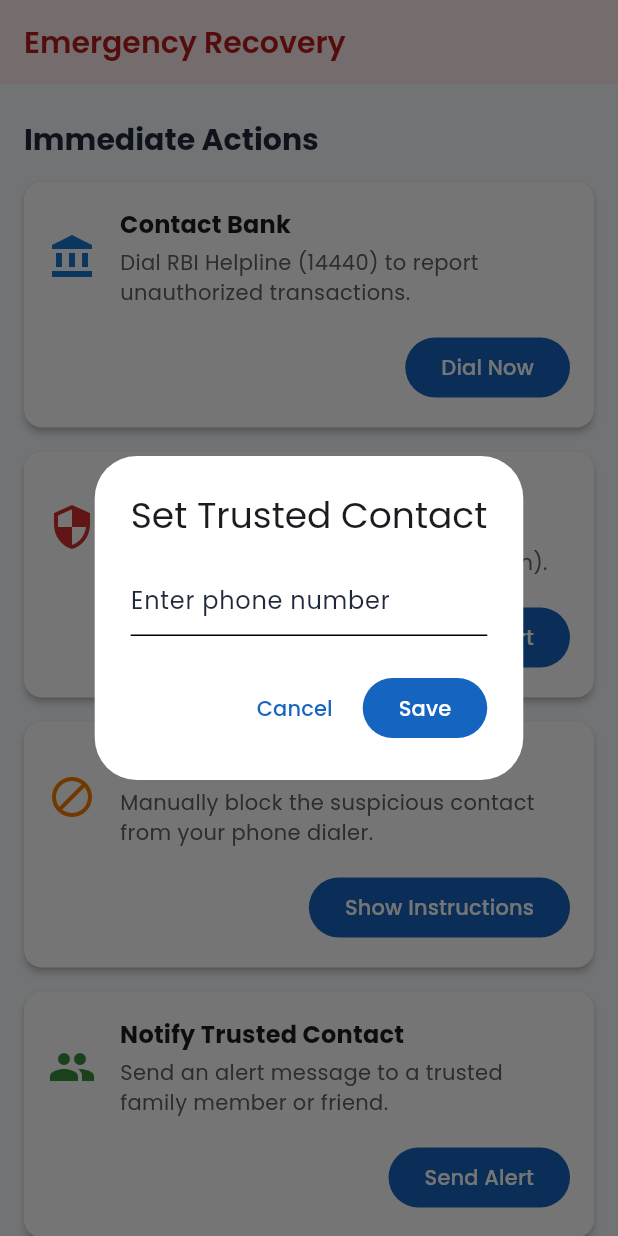
After one commit to Kardam-Codes/Rakshak, a Flutter app: the EmergencyScreen screen opened by its route, after a tap on "Send Alert", on a phone screen of 412 x 824 dp. The commit adds this screen. Run offline on Flutter 3.47's test engine with Material 3 defaults, Android fonts, the phone set to English and light mode, and no system bars; our stand-ins replace flutter_riverpod, go_router, google_fonts, hive, hive_flutter, permission_handler; missing offline and left inert: flutter_overlay_window, notification_listener_service, phone_state; accounts and stored records are empty.

Commit message:
feat: implement F-005 Emergency Recovery Assistant

```diff
--- /dev/null
+++ b/frontend/lib/providers/emergency_provider.dart
@@ -0,0 +1,38 @@
+import 'package:flutter_riverpod/flutter_riverpod.dart';
+import '../services/recovery_service.dart';
+import 'package:hive_flutter/hive_flutter.dart';
+
+final recoveryServiceProvider = Provider<RecoveryService>((ref) {
+  return RecoveryService();
+});
+
+// A provider to manage the trusted contact number
+class TrustedContactNotifier extends StateNotifier<String?> {
+  TrustedContactNotifier() : super(null) {
+    _loadContact();
+  }
+
+  static const String _boxName = 'settings_box';
+  static const String _key = 'trusted_contact';
+
+  Future<void> _loadContact() async {
+    if (!Hive.isBoxOpen(_boxName)) {
+      await Hive.openBox(_boxName);
+    }
+    final box = Hive.box(_boxName);
+    state = box.get(_key);
+  }
+
+  Future<void> setContact(String number) async {
+    if (!Hive.isBoxOpen(_boxName)) {
+      await Hive.openBox(_boxName);
+    }
+    final box = Hive.box(_boxName);
+    await box.put(_key, number);
+    state = number;
+  }
+}
+
+final trustedContactProvider = StateNotifierProvider<TrustedContactNotifier, String?>((ref) {
+  return TrustedContactNotifier();
+});
--- a/frontend/lib/routes/app_router.dart
+++ b/frontend/lib/routes/app_router.dart
@@ -14,10 +14,19 @@ import '../screens/alerts/transaction_detail_screen.dart';
 import '../models/call_entity.dart';
 import '../models/upi_transaction_entity.dart';
 
+import '../screens/emergency/emergency_screen.dart';
+
 final routerProvider = Provider<GoRouter>((ref) {
   return GoRouter(
     initialLocation: '/home',
     routes: [
+      GoRoute(
+        path: '/emergency',
+        builder: (context, state) {
+          final msg = state.extra as String?;
+          return EmergencyScreen(suspiciousMessage: msg);
+        },
+      ),
       StatefulShellRoute.indexedStack(
         builder: (context, state, navigationShell) {
           return AppScaffold(navigationShell: navigationShell);
--- /dev/null
+++ b/frontend/lib/screens/emergency/emergency_screen.dart
@@ -0,0 +1,164 @@
+import 'package:flutter/material.dart';
+import 'package:flutter_riverpod/flutter_riverpod.dart';
+import 'widgets/recovery_action_card.dart';
+import '../../providers/emergency_provider.dart';
+
+class EmergencyScreen extends ConsumerStatefulWidget {
+  final String? suspiciousMessage;
+
+  const EmergencyScreen({super.key, this.suspiciousMessage});
+
+  @override
+  ConsumerState<EmergencyScreen> createState() => _EmergencyScreenState();
+}
+
+class _EmergencyScreenState extends ConsumerState<EmergencyScreen> {
+  final _phoneController = TextEditingController();
+
+  @override
+  void dispose() {
+    _phoneController.dispose();
+    super.dispose();
+  }
+
+  Future<void> _handleNotifyTrustedContact() async {
+    final trustedContact = ref.read(trustedContactProvider);
+    final recoveryService = ref.read(recoveryServiceProvider);
+    final msg = widget.suspiciousMessage ?? "Suspicious activity detected on my account.";
+
+    if (trustedContact == null || trustedContact.isEmpty) {
+      // Prompt for contact
+      final number = await showDialog<String>(
+        context: context,
+        builder: (context) {
+          return AlertDialog(
+            title: const Text('Set Trusted Contact'),
+            content: TextField(
+              controller: _phoneController,
+              keyboardType: TextInputType.phone,
+              decoration: const InputDecoration(
+                hintText: 'Enter phone number',
+              ),
+            ),
+            actions: [
+              TextButton(
+                onPressed: () => Navigator.pop(context),
+                child: const Text('Cancel'),
+              ),
+              FilledButton(
+                onPressed: () => Navigator.pop(context, _phoneController.text),
+                child: const Text('Save'),
+              ),
+            ],
+          );
+        },
+      );
+
+      if (number != null && number.isNotEmpty) {
+        await ref.read(trustedContactProvider.notifier).setContact(number);
+        await recoveryService.notifyTrustedContact(number, msg);
+      }
+    } else {
+      await recoveryService.notifyTrustedContact(trustedContact, msg);
+    }
+  }
+
+  void _showInstructionsDialog(String title, String instructions) {
+    showDialog(
+      context: context,
+      builder: (context) => AlertDialog(
+        title: Text(title),
+        content: Text(instructions),
+        actions: [
+          FilledButton(
+            onPressed: () => Navigator.pop(context),
+            child: const Text('OK'),
+          ),
+        ],
+      ),
+    );
+  }
+
+  @override
+  Widget build(BuildContext context) {
+    final recoveryService = ref.read(recoveryServiceProvider);
+
+    return Scaffold(
+      appBar: AppBar(
+        title: const Text('Emergency Recovery'),
+        backgroundColor: Colors.red[50],
+        foregroundColor: Colors.red[900],
+      ),
+      body: SingleChildScrollView(
+        padding: const EdgeInsets.symmetric(vertical: 16),
+        child: Column(
+          crossAxisAlignment: CrossAxisAlignment.stretch,
+          children: [
+            Padding(
+              padding: const EdgeInsets.symmetric(horizontal: 16.0, vertical: 8.0),
+              child: Text(
+                'Immediate Actions',
+                style: Theme.of(context).textTheme.titleLarge?.copyWith(fontWeight: FontWeight.bold),
+              ),
+            ),
+            RecoveryActionCard(
+              icon: Icons.account_balance,
+              iconColor: Colors.blue[700],
+              title: 'Contact Bank',
+              subtitle: 'Dial RBI Helpline (14440) to report unauthorized transactions.',
+              buttonText: 'Dial Now',
+              onPressed: () => recoveryService.contactBank(),
+            ),
+            RecoveryActionCard(
+              icon: Icons.security,
+              iconColor: Colors.red[700],
+              title: 'Report Cyber Crime',
+              subtitle: 'File a complaint on the official government portal (cybercrime.gov.in).',
+              buttonText: 'Report',
+              onPressed: () => recoveryService.reportCyberCrime(),
+            ),
+            RecoveryActionCard(
+              icon: Icons.block,
+              iconColor: Colors.orange[700],
+              title: 'Block Number',
+              subtitle: 'Manually block the suspicious contact from your phone dialer.',
+              buttonText: 'Show Instructions',
+              onPressed: () {
+                _showInstructionsDialog(
+                  'How to Block a Number',
+                  '1. Open your phone app (dialer).\n2. Go to your recent calls or contacts.\n3. Tap on the suspicious number.\n4. Select "Block" or "Report spam".',
+                );
+              },
+            ),
+            RecoveryActionCard(
+              icon: Icons.people,
+              iconColor: Colors.green[700],
+              title: 'Notify Trusted Contact',
+              subtitle: 'Send an alert message to a trusted family member or friend.',
+              buttonText: 'Send Alert',
+              onPressed: _handleNotifyTrustedContact,
+            ),
+            RecoveryActionCard(
+              icon: Icons.save,
+              iconColor: Colors.purple[700],
+              title: 'Save Evidence',
+              subtitle: 'Securely save the details of this incident locally for future reference.',
+              buttonText: 'Save',
+              onPressed: () async {
+                final success = await recoveryService.saveEvidence(
+                  widget.suspiciousMessage ?? 'General suspicious activity',
+                  'Emergency Screen Action',
+                );
+                if (mounted) {
+                  ScaffoldMessenger.of(context).showSnackBar(
+                    SnackBar(content: Text(success ? 'Evidence saved successfully.' : 'Failed to save evidence.')),
+                  );
+                }
+              },
+            ),
+          ],
+        ),
+      ),
+    );
+  }
+}
--- /dev/null
+++ b/frontend/lib/screens/emergency/widgets/recovery_action_card.dart
@@ -0,0 +1,71 @@
+import 'package:flutter/material.dart';
+
+class RecoveryActionCard extends StatelessWidget {
+  final IconData icon;
+  final String title;
+  final String subtitle;
+  final String buttonText;
+  final VoidCallback onPressed;
+  final Color? iconColor;
+
+  const RecoveryActionCard({
+    super.key,
+    required this.icon,
+    required this.title,
+    required this.subtitle,
+    required this.buttonText,
+    required this.onPressed,
+    this.iconColor,
+  });
+
+  @override
+  Widget build(BuildContext context) {
+    return Card(
+      elevation: 2,
+      margin: const EdgeInsets.symmetric(vertical: 8, horizontal: 16),
+      shape: RoundedRectangleBorder(borderRadius: BorderRadius.circular(12)),
+      child: Padding(
+        padding: const EdgeInsets.all(16.0),
+        child: Column(
+          crossAxisAlignment: CrossAxisAlignment.start,
+          children: [
+            Row(
+              children: [
+                Icon(icon, size: 32, color: iconColor ?? Theme.of(context).primaryColor),
+                const SizedBox(width: 16),
+                Expanded(
+                  child: Column(
+                    crossAxisAlignment: CrossAxisAlignment.start,
+                    children: [
+                      Text(
+                        title,
+                        style: Theme.of(context).textTheme.titleMedium?.copyWith(
+                              fontWeight: FontWeight.bold,
+                            ),
+                      ),
+                      const SizedBox(height: 4),
+                      Text(
+                        subtitle,
+                        style: Theme.of(context).textTheme.bodyMedium?.copyWith(
+                              color: Colors.grey[700],
+                            ),
+                      ),
+                    ],
+                  ),
+                ),
+              ],
+            ),
+            const SizedBox(height: 16),
+            Align(
+              alignment: Alignment.centerRight,
+              child: FilledButton(
+                onPressed: onPressed,
+                child: Text(buttonText),
+              ),
+            ),
+          ],
+        ),
+      ),
+    );
+  }
+}
--- a/frontend/pubspec.yaml
+++ b/frontend/pubspec.yaml
@@ -27,6 +27,7 @@ dependencies:
   crypto: ^3.0.7
   phone_state: ^3.0.1
   flutter_overlay_window: ^0.5.0
+  url_launcher: ^6.3.0
 
 dev_dependencies:
   flutter_test:
```
Also changed, not shown: frontend/lib/services/recovery_service.dart (added, +66 -0 lines), 6 other files.
